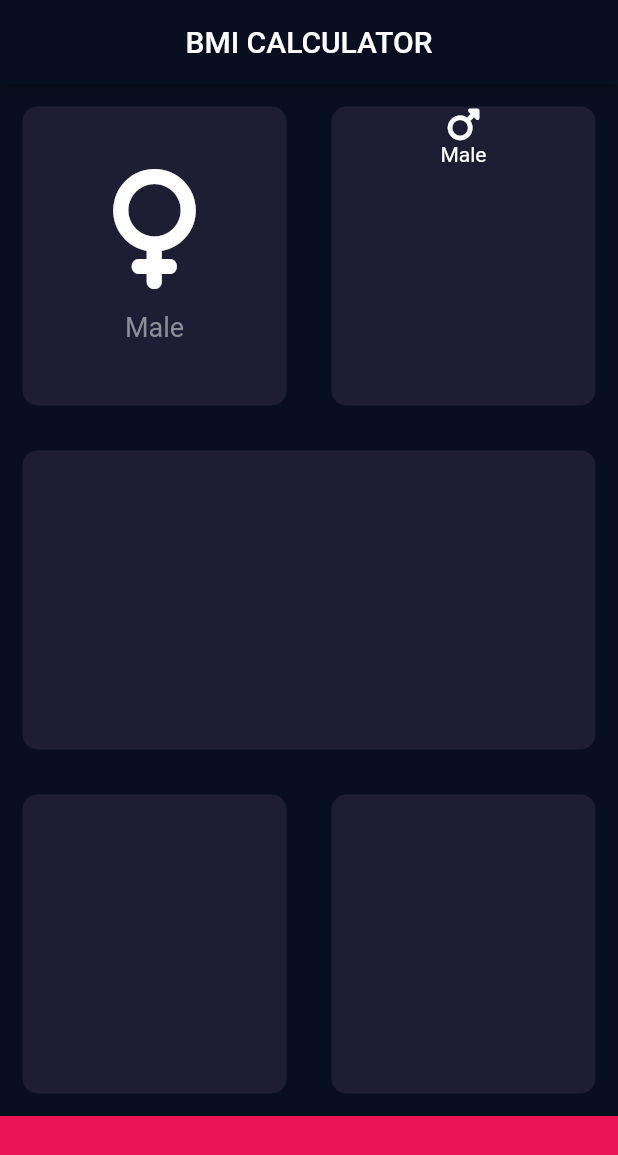
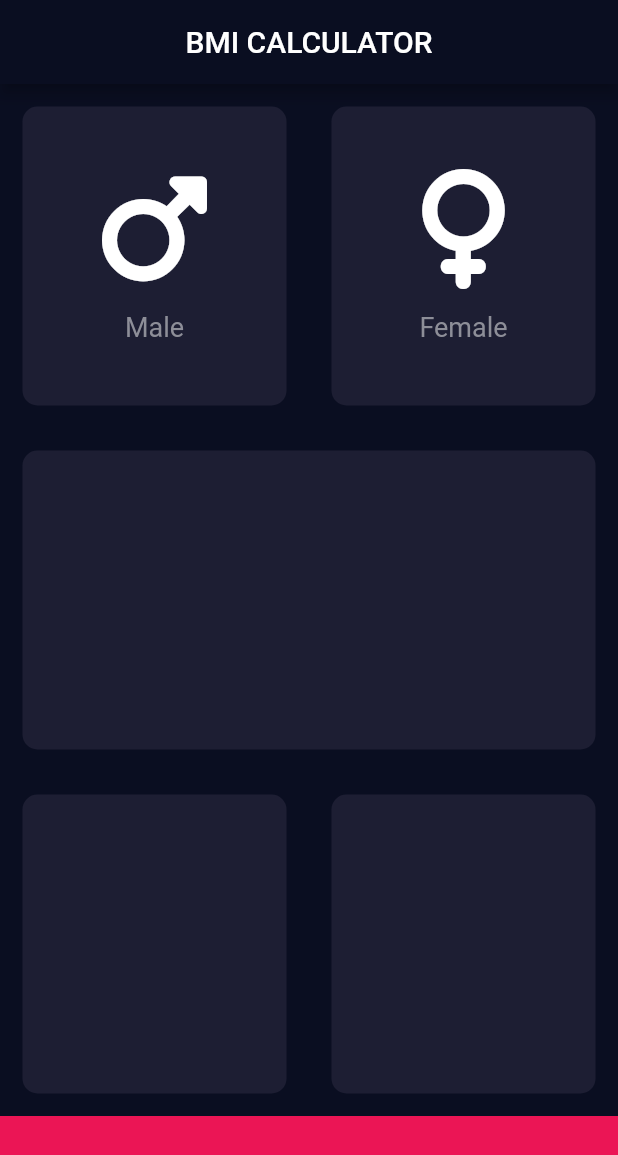
Before and after one commit to AlikoGrace/bmi_calculator_revisited, a Flutter app: the screen it shows after launch, on a phone screen of 412 x 824 dp. Shown: the top 1155 px of the screen. Run offline on Flutter 3.47's test engine with Material 2 defaults, Android fonts, the phone set to English and light mode, and no system bars; our stand-ins replace font_awesome_flutter.

Commit message:
added a child of the  container cardhild

```diff
--- a/lib/input_page.dart
+++ b/lib/input_page.dart
@@ -25,18 +25,19 @@ class _InputPageState extends State<InputPage> {
                 Expanded(
                   child: ReusableCard(
                     color: activeCardColor,
-                    cardChild: ReusableCardChild(),
+                    cardChild: ReusableCardChild(
+                      icon: FontAwesomeIcons.mars,
+                      lable: 'Male',
+                    ),
                   ),
                 ),
                 Expanded(
                     child: ReusableCard(
-                  color: activeCardColor,
-                  cardChild: Container(
-                    child: Column(
-                      children: [Icon(FontAwesomeIcons.mars), Text('Male')],
-                    ),
-                  ),
-                ))
+                        color: activeCardColor,
+                        cardChild: ReusableCardChild(
+                          icon: FontAwesomeIcons.venus,
+                          lable: 'Female',
+                        )))
               ],
             ),
           ),
@@ -73,8 +74,9 @@ class _InputPageState extends State<InputPage> {
 }
 
 class ReusableCardChild extends StatelessWidget {
-  ReusableCardChild({this.icon});
-  final Icon? icon;
+  ReusableCardChild({this.icon, this.lable});
+  final IconData? icon;
+  final String? lable;
 
   @override
   Widget build(BuildContext context) {
@@ -83,14 +85,14 @@ class ReusableCardChild extends StatelessWidget {
         mainAxisAlignment: MainAxisAlignment.center,
         children: [
           Icon(
-            FontAwesomeIcons.venus,
+            icon,
             size: 80,
           ),
           SizedBox(
             height: 15,
           ),
           Text(
-            'Male',
+            lable!,
             style: TextStyle(
               fontSize: 18.0,
               color: Color(0xFF8D8E98),
```
